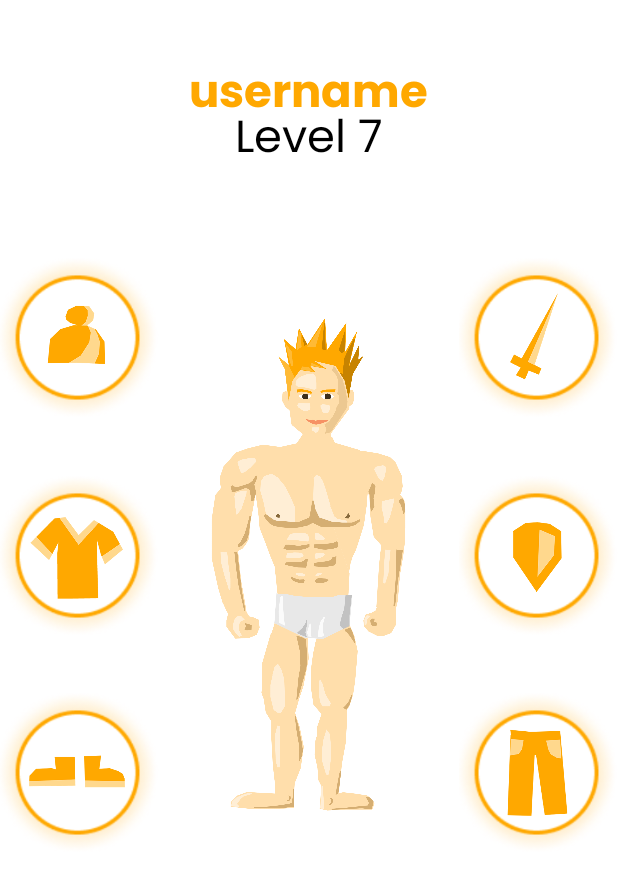
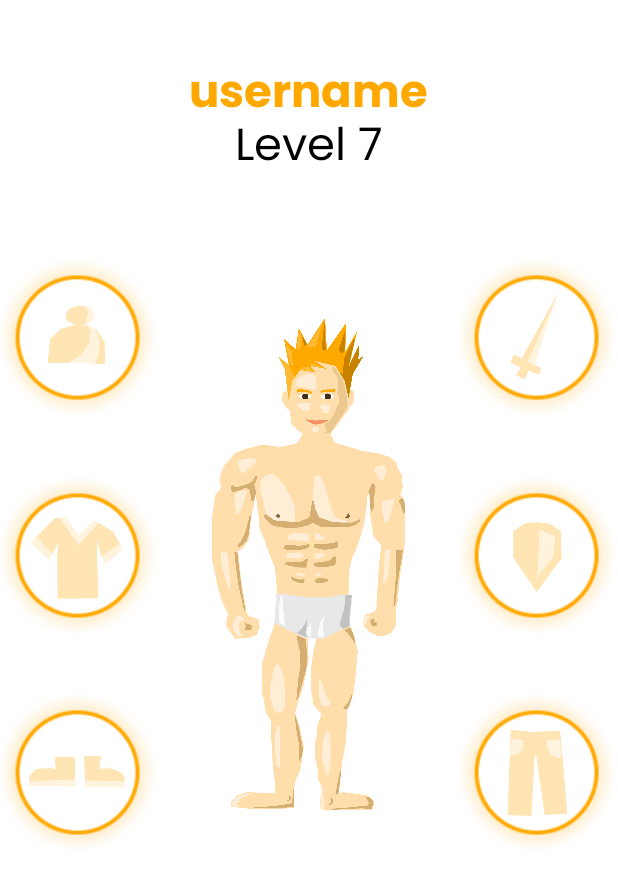
Before and after one commit to Blarc/betifi, an Android app: the layout fragment_character.xml on its own in the app's theme, with its tools: preview values and no code run, on a phone screen of 412 x 824 dp. Shown: the top 886 px of the screen. Run offline under Robolectric (Android 15) with nearby library versions, the phone set to English and light mode, and no system bars.

Commit message:
added items opacity

```diff
--- a/app/src/main/res/layout/fragment_character.xml
+++ b/app/src/main/res/layout/fragment_character.xml
@@ -24,7 +24,7 @@
         android:layout_height="wrap_content"
         android:text="Level 7"
         android:textSize="30dp"
-        android:layout_marginTop="70dp"
+        android:layout_marginTop="75dp"
         android:textAlignment="center"
         android:textColor="@color/black"
         android:fontFamily="@font/poppins_regular"
@@ -99,6 +99,7 @@
             android:layout_height="110dp"
             android:layout_toLeftOf="@id/characterImageView"
             android:layout_marginRight="0dp"
+            android:alpha="0.3"
             android:src="@drawable/hat" />
 
         <ImageView
@@ -117,6 +118,7 @@
             android:layout_toLeftOf="@id/characterImageView"
             android:layout_marginRight="0dp"
             android:layout_marginTop="145dp"
+            android:alpha="0.3"
             android:src="@drawable/shirt"/>
 
         <ImageView
@@ -134,6 +136,7 @@
             android:layout_height="110dp"
             android:layout_toLeftOf="@id/characterImageView"
             android:layout_marginRight="0dp"
+            android:alpha="0.3"
             android:layout_alignParentBottom="true"
             android:src="@drawable/shoes"/>
 
@@ -151,6 +154,7 @@
             android:layout_height="110dp"
             android:layout_toRightOf="@id/characterImageView"
             android:layout_marginRight="0dp"
+            android:alpha="0.3"
             android:src="@drawable/armour"/>
 
         <ImageView
@@ -169,6 +173,7 @@
             android:layout_toRightOf="@id/characterImageView"
             android:layout_marginRight="0dp"
             android:layout_marginTop="145dp"
+            android:alpha="0.3"
             android:src="@drawable/shield"/>
 
         <ImageView
@@ -187,6 +192,7 @@
             android:layout_toRightOf="@id/characterImageView"
             android:layout_marginRight="0dp"
             android:layout_alignParentBottom="true"
+            android:alpha="0.3"
             android:src="@drawable/pants"/>
 
     </RelativeLayout>
```
Also changed, not shown: app/src/main/java/com/github/blarc/fragments/CharacterFragment.kt (+7 -6 lines).
